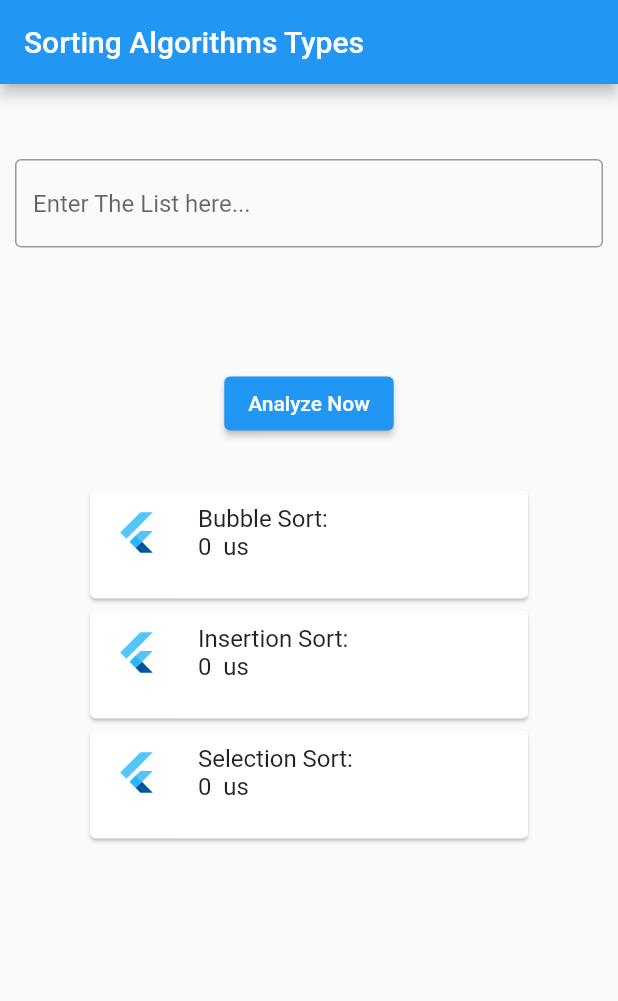
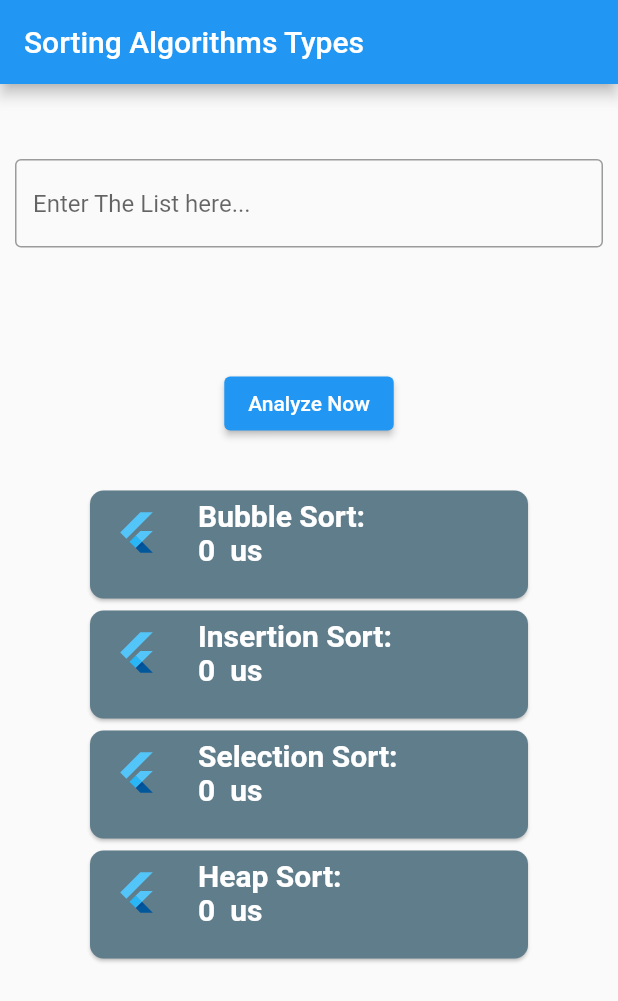
Before and after one commit to AbedalelahHyari/flutter_challenge, a Flutter app: the screen it shows after launch, on a phone screen of 412 x 824 dp. Shown: the top 1001 px of the screen. Run offline on Flutter 3.47's test engine with Material 2 defaults, Android fonts, the phone set to English and light mode, and no system bars.

Commit message:
Heap Sort

```diff
--- a/lib/main.dart
+++ b/lib/main.dart
@@ -21,12 +21,9 @@ class _MyAppState extends State<MyApp> {
   int bubble = 0;
   int insertion = 0;
   int selection = 0;
+  int heap = 0;
 
   late List newArray;
-
-  changeToArr() {
-    newArray = List<int>.from(json.decode(arr));
-  }
 
   @override
   void dispose() {
@@ -37,7 +34,7 @@ class _MyAppState extends State<MyApp> {
 
 //////////////////////////////////////////////////////////////////////////////////////////
 
-// 1- BubbleSort //
+// Bubble Sort //
 
 /*
  * Algorithm:-
@@ -104,7 +101,7 @@ class _MyAppState extends State<MyApp> {
   }
 
   //////////////////////////////////////////////////////////////////////////////////////////
-  /* InsertionSort */
+  // InsertionSort //
 
   /* Algorithm:-
   *
@@ -191,7 +188,7 @@ class _MyAppState extends State<MyApp> {
     newArray = List<int>.from(json.decode(arr));
     int minElement;
     int temp;
-    print('undOrder selection $newArray');
+    //print('undOrder selection $newArray');
     Stopwatch stopwatch3 = Stopwatch()..start();
     for (int i = 0; i < newArray.length; i++) {
       minElement = i;
@@ -208,10 +205,75 @@ class _MyAppState extends State<MyApp> {
     setState(() {
       selection = stop;
     });
-    print('Order Selection $newArray');
+    //print('Order Selection $newArray');
   }
 
+  //////////////////////////////////////////////////////////////////////////////////
+
+  //Heap Sort//
+/*
+* Heap will represent based on Complete Binary Tree
+* There is two type of heap sorting:-
+* 1- Max Heap: The Parent node will be more than or equal the children
+* 2- Min Heap: The Parent node will be less than or equal the children
+* Note:- To consider the complete binary tree its a Heap its needs to be min or max heap(One of them).
+*/
+  void heapify(List newArray, int n, int i) {
+    int largest = i;
+    int l = 2 * i + 1;
+    int r = 2 * i + 2;
+
+    if (l < n && newArray[l] > newArray[largest]) {
+      largest = l;
+    }
+
+    if (r < n && newArray[r] > newArray[largest]) {
+      largest = r;
+    }
+
+    if (largest != i) {
+      swapList(newArray, i, largest);
+      heapify(newArray, n, largest);
+    }
+  }
+
+  void swapList(List newArray, int i, int largest) {
+    int swap = newArray[i];
+    newArray[i] = newArray[largest];
+    newArray[largest] = swap;
+  }
+
+  void swap(List list, int i) {
+    int temp = list[0];
+    list[0] = list[i];
+    list[i] = temp;
+  }
+
+  void heapSort(arr) {
+    Stopwatch stopwatch4 = Stopwatch()..start();
+    newArray = List<int>.from(json.decode(arr));
+    //print('undOrder heap $newArray');
+
+    int n = newArray.length;
+    for (int i = (n ~/ 2); i >= 0; i--) {
+      heapify(newArray, n, i);
+    }
+
+    for (int i = n - 1; i >= 0; i--) {
+      swap(newArray, i);
+      heapify(newArray, i, 0);
+    }
+    int stop = stopwatch4.elapsedMicroseconds;
+    setState(() {
+      heap = stop;
+    });
+    //print('Order heap $newArray');
+  }
+  //////////////////////////////////////////////////////////////////////////////////
+
+
 ///////////////////////////////////////////////////////////////////////////////////
+
   @override
   Widget build(BuildContext context) {
     return MaterialApp(
@@ -238,10 +300,10 @@ class _MyAppState extends State<MyApp> {
                   child: ElevatedButton(
                     child: const Text('Analyze Now'),
                     onPressed: () => {
-                      //setState(() => {changeToArr()}),
                       bubbleSort(arr),
                       insertionSort(arr),
                       selectionSort(arr),
+                      heapSort(arr),
                     },
                   ),
                 ),
@@ -249,34 +311,81 @@ class _MyAppState extends State<MyApp> {
                   width: 300,
                   height: 80,
                   child: Card(
+                    color: Colors.blueGrey,
+                    shape: const RoundedRectangleBorder(
+                        borderRadius: BorderRadius.all(Radius.circular(9.0))),
                     child: ListTile(
                       leading: const FlutterLogo(size: 30.0),
                       title: Text(
                         'Bubble Sort:\n' + bubble.toString() + '  us',
+                        style: const TextStyle(
+                          fontSize: 20,
+                          color: Colors.white,
+                          fontWeight: FontWeight.w600,
                         ),
-                  )),
+                      ),
+                    ),
+                  ),
                 ),
                 SizedBox(
                   width: 300,
                   height: 80,
                   child: Card(
+                    color: Colors.blueGrey,
+                    shape: const RoundedRectangleBorder(
+                        borderRadius: BorderRadius.all(Radius.circular(9.0))),
                     child: ListTile(
                       leading: const FlutterLogo(size: 30.0),
                       title: Text(
                         'Insertion Sort:\n' + insertion.toString() + '  us',
+                        style: const TextStyle(
+                          fontSize: 20,
+                          color: Colors.white,
+                          fontWeight: FontWeight.w600,
                         ),
-                  )),
+                      ),
+                    ),
+                  ),
                 ),
                 SizedBox(
                   width: 300,
                   height: 80,
                   child: Card(
+                    color: Colors.blueGrey,
+                    shape: const RoundedRectangleBorder(
+                        borderRadius: BorderRadius.all(Radius.circular(9.0))),
                     child: ListTile(
                       leading: const FlutterLogo(size: 30.0),
                       title: Text(
                         'Selection Sort:\n' + selection.toString() + '  us',
+                        style: const TextStyle(
+                          fontSize: 20,
+                          color: Colors.white,
+                          fontWeight: FontWeight.w600,
                         ),
-                  )),
+                      ),
+                    ),
+                  ),
+                ),
+                SizedBox(
+                  width: 300,
+                  height: 80,
+                  child: Card(
+                    color: Colors.blueGrey,
+                    shape: const RoundedRectangleBorder(
+                        borderRadius: BorderRadius.all(Radius.circular(9.0))),
+                    child: ListTile(
+                      leading: const FlutterLogo(size: 30.0),
+                      title: Text(
+                        'Heap Sort:\n' + heap.toString() + '  us',
+                        style: const TextStyle(
+                          fontSize: 20,
+                          color: Colors.white,
+                          fontWeight: FontWeight.w600,
+                        ),
+                      ),
+                    ),
+                  ),
                 )
               ],
             )));
```
Lines whose indentation alone changed are shown as unchanged.
